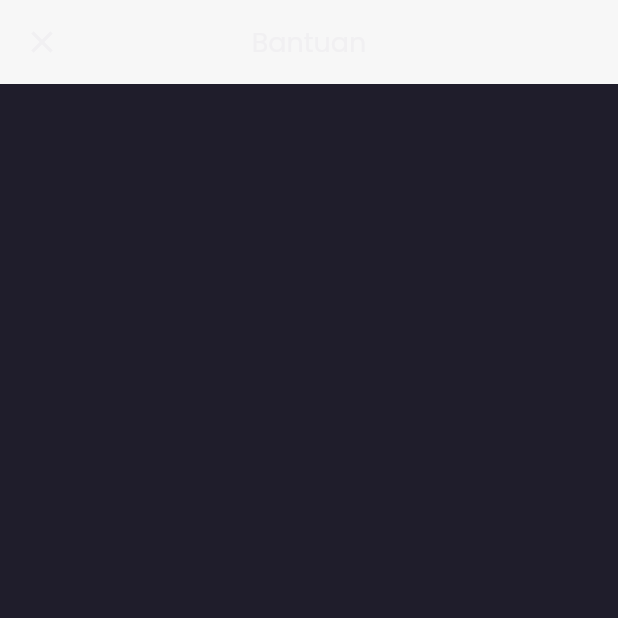
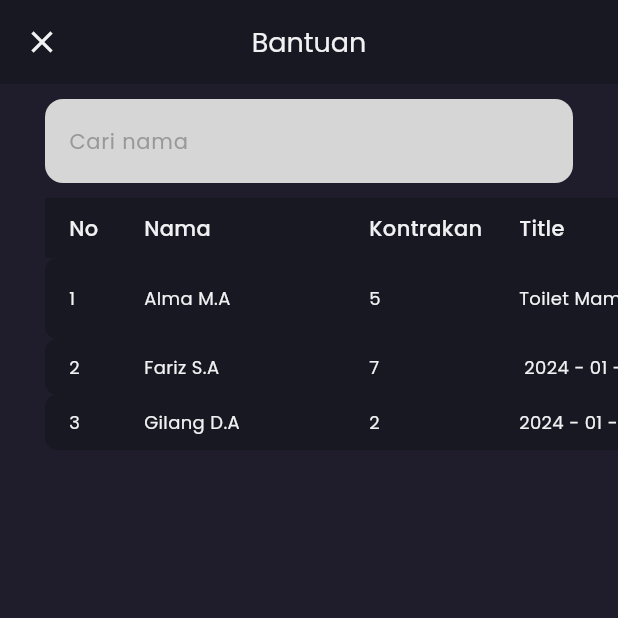
Before and after one commit to kakaalma27/frontend-kontrakanku, a Flutter app: the BantuanPage screen opened directly, on a phone screen of 412 x 824 dp, the top half of it. Run offline on Flutter 3.47's test engine with Material 3 defaults, Android fonts, the phone set to English and light mode, and no system bars; our stand-ins replace google_fonts, image_picker, shared_preferences; accounts and stored records are empty.

Commit message:
fix ui admin

```diff
--- a/lib/main.dart
+++ b/lib/main.dart
@@ -1,4 +1,5 @@
 import 'package:flutter/material.dart';
+import 'package:frontend_kontrakan/pages/admin/bantuan_page.dart';
 import 'package:frontend_kontrakan/pages/admin/keuangan_page.dart';
 import 'package:frontend_kontrakan/pages/admin/main_page_admin.dart';
 import 'package:frontend_kontrakan/pages/admin/kontrakan_page.dart';
@@ -74,6 +75,7 @@ class MyApp extends StatelessWidget {
           '/pemasukan-keuangan': (context) => PemasukanPage(),
           '/statement-keuangan': (context) => StatementPage(),
           '/penyewa': (context) => PenyewaPage(),
+          '/bantuan': (context) => BantuanPage(),
         },
       ),
     );
--- a/lib/pages/admin/bantuan_page.dart
+++ b/lib/pages/admin/bantuan_page.dart
@@ -1,10 +1,61 @@
 import 'package:flutter/material.dart';
 import 'package:frontend_kontrakan/theme.dart';
 
-class BantuanPage extends StatelessWidget {
-  Widget header(context) {
+class BantuanPage extends StatefulWidget {
+  @override
+  State<BantuanPage> createState() => _BantuanPageState();
+}
+
+class _BantuanPageState extends State<BantuanPage> {
+  final List<Map<String, dynamic>> bantuanData = [
+    {
+      "no": 1,
+      "nama": "Alma M.A",
+      "Kontrakan": 05,
+      "Title": "Toilet Mampet",
+      "Deskripsi": "Toilet mampet tiba tiba",
+      "Aksi": "Balas",
+    },
+    {
+      "no": 2,
+      "nama": "Fariz S.A",
+      "Kontrakan": 07,
+      "Title": " 2024 - 01 - 07",
+      "Deskripsi": "2024 - 02 - 07",
+      "Aksi": "Balas",
+    },
+    {
+      "no": 3,
+      "nama": "Gilang D.A",
+      "Kontrakan": 02,
+      "Title": "2024 - 01 - 22",
+      "Deskripsi": "2024 - 02 - 22",
+      "Aksi": "Balas",
+    },
+  ];
+
+  List<Map<String, dynamic>> filteredData = [];
+  String searchQuery = "";
+  @override
+  void initState() {
+    super.initState();
+    filteredData = bantuanData;
+  }
+
+  void handleSearch(String query) {
+    setState(() {
+      searchQuery = query;
+      filteredData = bantuanData
+          .where((item) =>
+              item['nama'].toLowerCase().contains(query.toLowerCase()))
+          .toList();
+    });
+  }
+
+  Widget build(BuildContext context) {
+    Widget header() {
       return AppBar(
-      backgroundColor: bgColor1,
+        backgroundColor: bgColor4,
         centerTitle: true,
         title: Text(
           'Bantuan',
@@ -23,12 +74,125 @@ class BantuanPage extends StatelessWidget {
       );
     }
 
-  @override
-  Widget build(BuildContext context) {
+    Widget searchBar() {
+      return Padding(
+        padding: EdgeInsets.symmetric(horizontal: defaultMargin, vertical: 10),
+        child: Row(
+          children: [
+            Expanded(
+              child: TextField(
+                onChanged: handleSearch,
+                decoration: InputDecoration(
+                  hintText: 'Cari nama',
+                  hintStyle: secondaryTextStyle.copyWith(fontSize: 14),
+                  filled: true,
+                  fillColor: bgColor2,
+                  border: OutlineInputBorder(
+                    borderRadius: BorderRadius.circular(12),
+                    borderSide: BorderSide.none,
+                  ),
+                ),
+              ),
+            ),
+          ],
+        ),
+      );
+    }
+
+    TextStyle headerTextStyle() {
+      return primaryTextStyle.copyWith(
+        fontSize: 14,
+        fontWeight: medium,
+      );
+    }
+
+    TextStyle contentTextStyle() {
+      return primaryTextStyle.copyWith(
+        fontSize: 12,
+      );
+    }
+
+    Widget tableHeader() {
+      return Container(
+        padding: const EdgeInsets.symmetric(vertical: 10, horizontal: 16),
+        margin: EdgeInsets.only(left: defaultMargin, right: defaultMargin),
+        color: bgColor4,
+        child: Row(
+          children: [
+            SizedBox(width: 50, child: Text('No', style: headerTextStyle())),
+            SizedBox(width: 150, child: Text('Nama', style: headerTextStyle())),
+            SizedBox(
+                width: 100, child: Text('Kontrakan', style: headerTextStyle())),
+            SizedBox(
+                width: 100, child: Text('Title', style: headerTextStyle())),
+            SizedBox(
+                width: 100, child: Text('Deskripsi', style: headerTextStyle())),
+            SizedBox(width: 100, child: Text('Aksi', style: headerTextStyle())),
+          ],
+        ),
+      );
+    }
+
+    Widget tableContent() {
+      return Column(
+        children: filteredData.map((item) {
+          return Container(
+            padding: const EdgeInsets.symmetric(vertical: 10, horizontal: 16),
+            margin: EdgeInsets.only(left: defaultMargin, right: defaultMargin),
+            decoration: BoxDecoration(
+              color: bgColor4,
+              borderRadius: BorderRadius.circular(8),
+            ),
+            child: Row(
+              children: [
+                SizedBox(
+                    width: 50,
+                    child: Text('${item['no']}', style: contentTextStyle())),
+                SizedBox(
+                    width: 150,
+                    child: Text(item['nama'], style: contentTextStyle())),
+                SizedBox(
+                    width: 100,
+                    child: Text('${item['Kontrakan']}',
+                        style: contentTextStyle())),
+                SizedBox(
+                    width: 100,
+                    child: Text('${item['Title']}', style: contentTextStyle())),
+                SizedBox(
+                    width: 100,
+                    child: Text('${item['Deskripsi']}',
+                        style: contentTextStyle())),
+                SizedBox(
+                    width: 100,
+                    child: Text('${item['Aksi']}', style: contentTextStyle())),
+              ],
+            ),
+          );
+        }).toList(),
+      );
+    }
+
     return Scaffold(
       backgroundColor: bgColor3,
-      appBar: header(context) as PreferredSizeWidget,
-      // body: content(),
+      appBar: header() as PreferredSizeWidget,
+      body: SingleChildScrollView(
+        scrollDirection: Axis.vertical,
+        child: Column(
+          crossAxisAlignment: CrossAxisAlignment.start,
+          children: [
+            searchBar(),
+            SingleChildScrollView(
+              scrollDirection: Axis.horizontal,
+              child: Column(
+                children: [
+                  tableHeader(),
+                  tableContent(),
+                ],
+              ),
+            )
+          ],
+        ),
+      ),
     );
   }
 }
--- a/lib/pages/admin/home_page_admin.dart
+++ b/lib/pages/admin/home_page_admin.dart
@@ -101,7 +101,11 @@ class HomePageAdmin extends StatelessWidget {
             ),
           ),
           SizedBox(width: 25),
-          Column(
+          GestureDetector(
+            onTap: () {
+              Navigator.pushNamed(context, '/bantuan');
+            },
+            child: Column(
               children: [
                 Image.asset(
                   'assets/bantuan.png',
@@ -116,6 +120,7 @@ class HomePageAdmin extends StatelessWidget {
                   ),
                 )
               ],
+            ),
           ),
           SizedBox(width: 25),
           GestureDetector(
--- a/lib/pages/admin/pemasukan_page.dart
+++ b/lib/pages/admin/pemasukan_page.dart
@@ -16,7 +16,7 @@ class PemasukanPage extends StatelessWidget {
       ),
       title: Text(
         'Pemasukan Manual',
-        style: blackColorStyle.copyWith(fontSize: 18),
+        style: primaryTextStyle.copyWith(fontSize: 18),
       ),
     );
   }
@@ -40,6 +40,7 @@ class PemasukanPage extends StatelessWidget {
   @override
   Widget build(BuildContext context) {
     return Scaffold(
+      resizeToAvoidBottomInset: false,
       backgroundColor: bgColor3,
       appBar: header(context) as PreferredSizeWidget,
       body: content(),
--- a/lib/pages/widget_admin/home_admin_card.dart
+++ b/lib/pages/widget_admin/home_admin_card.dart
@@ -2,10 +2,11 @@ import 'package:flutter/material.dart';
 import 'package:frontend_kontrakan/theme.dart';
 
 class HomeAdminCard extends StatelessWidget {
-  Widget statistikBulanan(String persen, String bulan, BuildContext context) {
+  @override
+  Widget build(BuildContext context) {
+    Widget statistikBulanan(String persen, String bulan) {
       final screenWidth = MediaQuery.of(context).size.width;
-    final itemWidth = (screenWidth - (defaultMargin * 2) - 24) /
-        3; // Responsif width for three items
+      final itemWidth = (screenWidth - (defaultMargin * 2) - 24) / 3;
 
       return Container(
         width: itemWidth,
@@ -62,11 +63,11 @@ class HomeAdminCard extends StatelessWidget {
             SizedBox(height: 12),
             Row(
               children: [
-              Expanded(child: statistikBulanan('70%', 'Jan', context)),
+                Expanded(child: statistikBulanan('70%', 'Jan')),
                 SizedBox(width: 8),
-              Expanded(child: statistikBulanan('80%', 'Feb', context)),
+                Expanded(child: statistikBulanan('80%', 'Feb')),
                 SizedBox(width: 8),
-              Expanded(child: statistikBulanan('90%', 'Mar', context)),
+                Expanded(child: statistikBulanan('90%', 'Mar')),
               ],
             ),
           ],
@@ -74,11 +75,15 @@ class HomeAdminCard extends StatelessWidget {
       );
     }
 
-  Widget infoCard(String title, String value, BuildContext context) {
+    Widget infoCard(String title, String value, String routeName) {
       final screenWidth = MediaQuery.of(context).size.width;
       final cardWidth =
           (screenWidth - (defaultMargin * 2) - 16) / 2; // Responsif width
-    return Container(
+      return GestureDetector(
+        onTap: () {
+          Navigator.pushNamed(context, routeName);
+        },
+        child: Container(
           width: cardWidth,
           decoration: BoxDecoration(
             color: bgColor3,
@@ -125,11 +130,10 @@ class HomeAdminCard extends StatelessWidget {
               SizedBox(height: 8),
             ],
           ),
+        ),
       );
     }
 
-  @override
-  Widget build(BuildContext context) {
     return Column(
       children: [
         SizedBox(
@@ -144,8 +148,8 @@ class HomeAdminCard extends StatelessWidget {
           child: Row(
             mainAxisAlignment: MainAxisAlignment.spaceBetween,
             children: [
-              infoCard('Bantuan', '8', context),
-              infoCard('Booking', '12', context),
+              infoCard('Bantuan', '8', ''),
+              infoCard('Booking', '12', ''),
             ],
           ),
         ),
@@ -157,8 +161,8 @@ class HomeAdminCard extends StatelessWidget {
           child: Row(
             mainAxisAlignment: MainAxisAlignment.spaceBetween,
             children: [
-              infoCard('Penyewa', '7', context),
-              infoCard('Pembayaran', '2', context),
+              infoCard('Penyewa', '7', '/penyewa'),
+              infoCard('Pembayaran', '2', '/pembayaran'),
             ],
           ),
         ),
```
Lines whose indentation alone changed are shown as unchanged.
